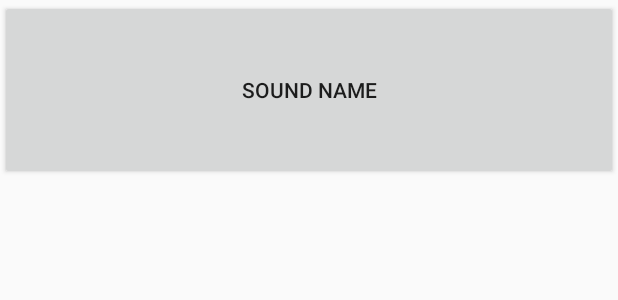
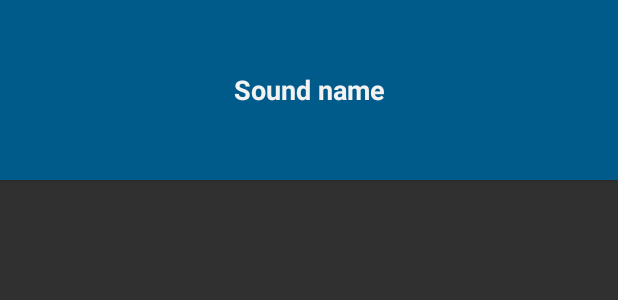
Before and after one commit to tbrams/BeatBox, an Android app: the layout list_item_sound.xml on its own in the app's theme, with its tools: preview values and no code run, on a phone screen of 412 x 824 dp. Shown: the top 300 px of the screen. Run offline under Robolectric (Android 15) with nearby library versions, the phone set to English and light mode, and no system bars.

Commit message:
some styling

```diff
--- a/app/src/main/res/layout/list_item_sound.xml
+++ b/app/src/main/res/layout/list_item_sound.xml
@@ -5,4 +5,5 @@
         android:layout_width="match_parent"
         android:layout_height="120dp"
         tools:text="Sound name"
+        style="@style/BeatBoxButton.Strong"
 />
--- a/app/src/main/res/values/colors.xml
+++ b/app/src/main/res/values/colors.xml
@@ -1,6 +1,8 @@
 <?xml version="1.0" encoding="utf-8"?>
 <resources>
-    <color name="colorPrimary">#3F51B5</color>
-    <color name="colorPrimaryDark">#303F9F</color>
-    <color name="colorAccent">#FF4081</color>
+    <color name="red">#F44336</color>
+    <color name="dark_red">#C3352B</color>
+    <color name="gray">#607D8B</color>
+    <color name="soothing_blue">#0083BF</color>
+    <color name="dark_blue">#005A8A</color>
 </resources>
--- a/app/src/main/res/values/styles.xml
+++ b/app/src/main/res/values/styles.xml
@@ -1,17 +1,18 @@
 <resources>
 
     <!-- Base application theme. -->
-    <style name="AppTheme" parent="Theme.AppCompat.Light.DarkActionBar">
+    <style name="AppTheme" parent="Theme.AppCompat">
         <!-- Customize your theme here. -->
-        <item name="colorPrimary">@color/colorPrimary</item>
-        <item name="colorPrimaryDark">@color/colorPrimaryDark</item>
-        <item name="colorAccent">@color/colorAccent</item>
+        <item name="colorPrimary">@color/red</item>
+        <item name="colorPrimaryDark">@color/dark_red</item>
+        <item name="colorAccent">@color/gray</item>
     </style>
-    <style name="AppTheme.NoActionBar">
-        <item name="windowActionBar">false</item>
-        <item name="windowNoTitle">true</item>
+
+    <style name="BeatBoxButton" parent="android:style/Widget.Holo.Button">
+        <item name="android:background">@color/dark_blue</item>
     </style>
-    <style name="AppTheme.AppBarOverlay" parent="ThemeOverlay.AppCompat.Dark.ActionBar"/>
-    <style name="AppTheme.PopupOverlay" parent="ThemeOverlay.AppCompat.Light"/>
 
+    <style name="BeatBoxButton.Strong">
+        <item name="android:textStyle">bold</item>
+    </style>
 </resources>
```
